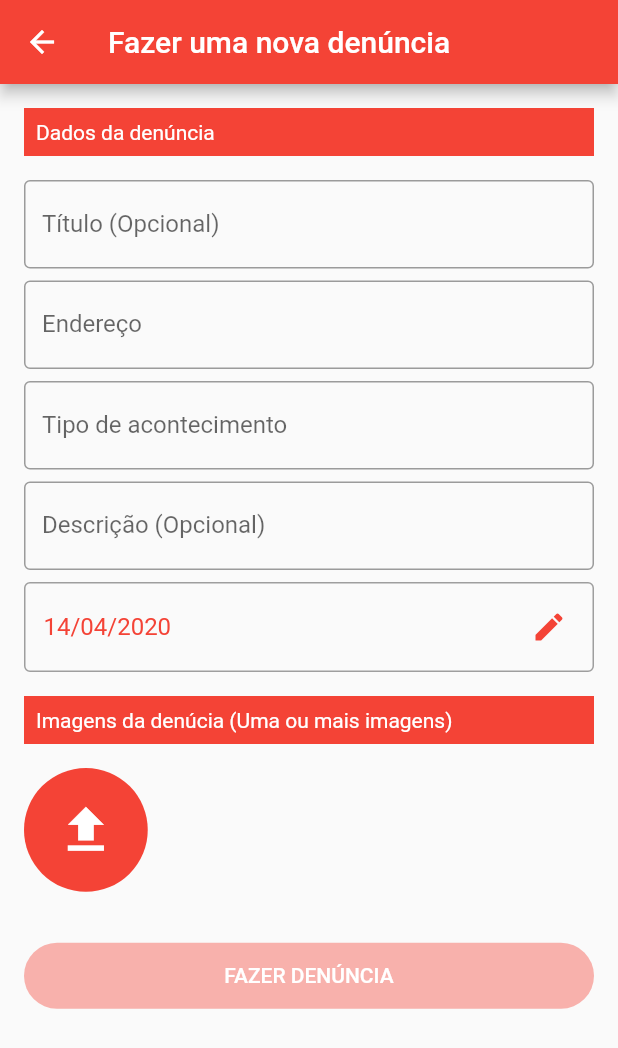
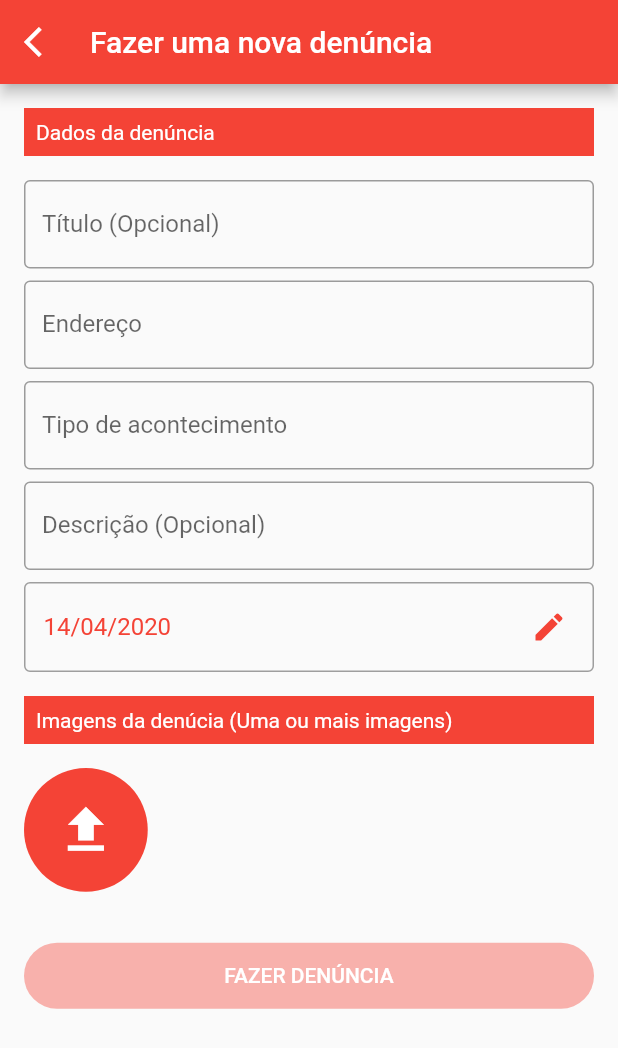
Before and after one commit to teresinahc/app-denuncia-aglomeracao-quarentena, a Flutter app: the screen it shows after launch, after a tap on the "add" icon, on a phone screen of 412 x 824 dp. Shown: the top 1048 px of the screen. Run offline on Flutter 3.47's test engine with Material 2 defaults, Android fonts, the phone set to English and light mode, and no system bars; our stand-ins replace cloud_firestore, firebase_storage, flutter_mobx, get_it, image_picker, mobx and 1 more; missing offline and left inert: image_fade; accounts and stored records are empty; generated files the repository leaves out were written again; network calls fail.

Commit message:
Updates App Bar

```diff
--- a/lib/screens/denuncia_details/denuncia_details_screen.dart
+++ b/lib/screens/denuncia_details/denuncia_details_screen.dart
@@ -1,3 +1,4 @@
+import 'package:covid_alert/shared/components/app_bar.dart';
 import 'package:covid_alert/shared/components/avatar.dart';
 import 'package:covid_alert/shared/components/custom_text_form_field.dart';
 import 'package:covid_alert/shared/models/denuncia.dart';
@@ -26,7 +27,12 @@ class _DenunciaDetailsState extends State<DenunciaDetails> {
   @override
   Widget build(BuildContext context) {
     return Scaffold(
-      appBar: AppBar(title: Text("Denúncia")),
+      appBar: appBar(
+          title: "Denúncia",
+          leading: Leading.BACK,
+          onLeadingPress: () {
+            Navigator.pop(context);
+          }),
       body: Container(
         height: MediaQuery.of(context).size.height,
         child: SingleChildScrollView(
--- a/lib/screens/new_denuncia/new_denuncia_screen.dart
+++ b/lib/screens/new_denuncia/new_denuncia_screen.dart
@@ -1,4 +1,5 @@
 import 'dart:io';
+import 'package:covid_alert/shared/components/app_bar.dart';
 import 'package:covid_alert/shared/components/avatar.dart';
 import 'package:covid_alert/shared/components/custom_text_form_field.dart';
 import 'package:covid_alert/shared/enums/request_state_enum.dart';
@@ -27,9 +28,12 @@ class _NewDenunciaScreenState extends State<NewDenunciaScreen> {
   @override
   Widget build(BuildContext context) {
     return Scaffold(
-      appBar: AppBar(
-        title: Text("Fazer uma nova denúncia"),
-      ),
+      appBar: appBar(
+          title: "Fazer uma nova denúncia",
+          leading: Leading.BACK,
+          onLeadingPress: () {
+            Navigator.pop(context);
+          }),
       body: Container(
         height: MediaQuery.of(context).size.height,
         child: SingleChildScrollView(
--- /dev/null
+++ b/lib/shared/components/app_bar.dart
@@ -0,0 +1,35 @@
+import 'package:flutter/material.dart';
+
+enum Leading { BACK, DRAWER }
+
+Widget leadingIcon({Leading type, Function onPressed}) {
+  switch (type) {
+    case Leading.BACK:
+      return IconButton(
+        icon: Icon(
+          Icons.arrow_back_ios,
+          color: Colors.white,
+        ),
+        onPressed: onPressed,
+      );
+    case Leading.DRAWER:
+      return IconButton(
+        icon: Icon(
+          Icons.menu,
+          color: Colors.white,
+        ),
+        onPressed: onPressed,
+      );
+    default:
+      return null;
+  }
+}
+
+AppBar appBar(
+    {@required String title, Leading leading, Function onLeadingPress}) {
+  return AppBar(
+    title: Text(title),
+    leading: leadingIcon(type: leading, onPressed: onLeadingPress),
+    titleSpacing: 4,
+  );
+}
```
